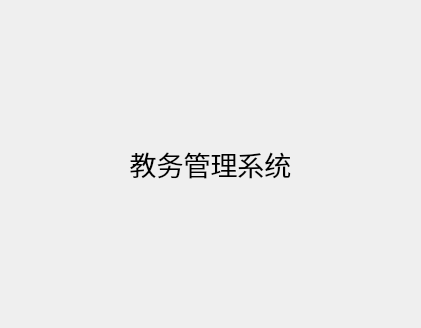
MrEdge123/homework, file Database/DBDS/welcomeui.ui: the form before one commit.
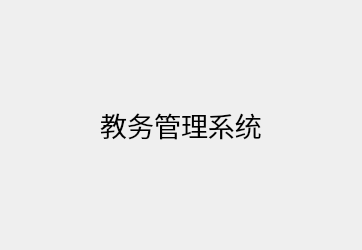
The form after the commit.

Diff of the .ui file:
```diff
--- a/Database/DBDS/welcomeui.ui
+++ b/Database/DBDS/welcomeui.ui
@@ -6,8 +6,8 @@
    <rect>
     <x>0</x>
     <y>0</y>
-    <width>421</width>
-    <height>328</height>
+    <width>362</width>
+    <height>250</height>
    </rect>
   </property>
   <property name="windowTitle">
```
